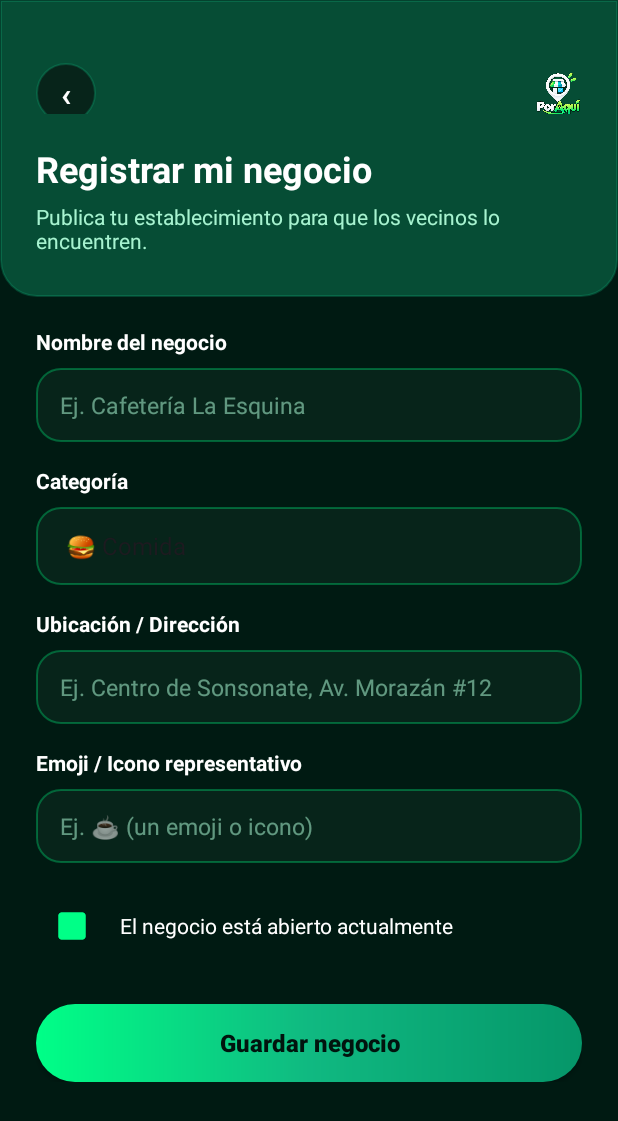
After one commit to vc242100091-droid/PorAqui, an Android app: the RegisterBusinessActivity screen opened directly, with no data from a screen before it, on a phone screen of 412 x 824 dp. The commit adds this screen. Shown: the top 1121 px of the screen. Run offline under Robolectric (Android 15) with nearby library versions, the phone set to English and light mode, and no system bars; our stand-ins replace Firebase (no records; nobody signed in at launch, a user with empty details on screens opened directly).

Commit message:
cambios hechos

```diff
--- a/app/src/main/AndroidManifest.xml
+++ b/app/src/main/AndroidManifest.xml
@@ -54,6 +54,11 @@
             android:windowSoftInputMode="adjustResize" />
 
         <activity
+            android:name=".ui.business.RegisterBusinessActivity"
+            android:exported="false"
+            android:windowSoftInputMode="adjustResize" />
+
+        <activity
             android:name=".MainActivity"
             android:exported="false" />
     </application>
--- a/app/src/main/java/com/example/poraqui/ui/auth/RegisterActivity.kt
+++ b/app/src/main/java/com/example/poraqui/ui/auth/RegisterActivity.kt
@@ -118,7 +118,11 @@ class RegisterActivity : AppCompatActivity() {
                             firestore.collection("usuarios").document(uid).set(userProfile)
                                 .addOnSuccessListener {
                                     Toast.makeText(this, "¡Registro exitoso!", Toast.LENGTH_SHORT).show()
-                                    startActivity(Intent(this, MainActivity::class.java))
+                                    if (selectedAccountType == "negocio") {
+                                        startActivity(Intent(this, com.example.poraqui.ui.business.RegisterBusinessActivity::class.java))
+                                    } else {
+                                        startActivity(Intent(this, MainActivity::class.java))
+                                    }
                                     finishAffinity()
                                 }
                                 .addOnFailureListener { e ->
--- /dev/null
+++ b/app/src/main/java/com/example/poraqui/ui/business/RegisterBusinessActivity.kt
@@ -0,0 +1,106 @@
+package com.example.poraqui.ui.business
+
+import android.content.Intent
+import android.os.Bundle
+import android.view.View
+import android.widget.ArrayAdapter
+import android.widget.Button
+import android.widget.CheckBox
+import android.widget.EditText
+import android.widget.ScrollView
+import android.widget.Spinner
+import android.widget.TextView
+import android.widget.Toast
+import androidx.activity.enableEdgeToEdge
+import androidx.activity.viewModels
+import androidx.appcompat.app.AppCompatActivity
+import androidx.core.view.ViewCompat
+import androidx.core.view.WindowInsetsCompat
+import com.example.poraqui.MainActivity
+import com.example.poraqui.R
+import com.example.poraqui.viewmodel.RegisterBusinessViewModel
+
+class RegisterBusinessActivity : AppCompatActivity() {
+
+    private val viewModel: RegisterBusinessViewModel by viewModels()
+
+    override fun onCreate(savedInstanceState: Bundle?) {
+        super.onCreate(savedInstanceState)
+        enableEdgeToEdge()
+        setContentView(R.layout.activity_register_business)
+
+        val scrollView = findViewById<ScrollView>(R.id.scroll_view_register_business)
+        ViewCompat.setOnApplyWindowInsetsListener(scrollView) { v, insets ->
+            val systemBars = insets.getInsets(WindowInsetsCompat.Type.systemBars())
+            v.setPadding(systemBars.left, systemBars.top, systemBars.right, systemBars.bottom)
+            insets
+        }
+
+        setupViews()
+        observeViewModel()
+    }
+
+    private fun setupViews() {
+        val btnBack = findViewById<TextView>(R.id.btn_back_business)
+        val etName = findViewById<EditText>(R.id.et_business_name)
+        val spCategory = findViewById<Spinner>(R.id.sp_business_category)
+        val etLocation = findViewById<EditText>(R.id.et_business_location)
+        val etEmoji = findViewById<EditText>(R.id.et_business_emoji)
+        val cbOpen = findViewById<CheckBox>(R.id.cb_business_open)
+        val btnSubmit = findViewById<Button>(R.id.btn_register_business)
+
+        btnBack.setOnClickListener {
+            finish()
+        }
+
+        val categoryList = viewModel.getCategories()
+        val adapter = ArrayAdapter(this, android.R.layout.simple_spinner_item, categoryList)
+        adapter.setDropDownViewResource(android.R.layout.simple_spinner_dropdown_item)
+        spCategory.adapter = adapter
+
+        btnSubmit.setOnClickListener {
+            val name = etName.text.toString()
+            val location = etLocation.text.toString()
+            val emoji = etEmoji.text.toString()
+            val isOpen = cbOpen.isChecked
+            val selectedCategoryPos = spCategory.selectedItemPosition
+
+            viewModel.submitBusiness(
+                name = name,
+                selectedCategoryIndex = selectedCategoryPos,
+                categories = categoryList,
+                location = location,
+                emoji = emoji,
+                isOpen = isOpen
+            )
+        }
+    }
+
+    private fun observeViewModel() {
+        val btnSubmit = findViewById<Button>(R.id.btn_register_business)
+
+        viewModel.state.observe(this) { state ->
+            when (state) {
+                is RegisterBusinessViewModel.State.Idle -> {
+                    btnSubmit.isEnabled = true
+                }
+                is RegisterBusinessViewModel.State.Loading -> {
+                    btnSubmit.isEnabled = false
+                }
+                is RegisterBusinessViewModel.State.Success -> {
+                    btnSubmit.isEnabled = true
+                    Toast.makeText(this, state.message, Toast.LENGTH_SHORT).show()
+                    val intent = Intent(this, MainActivity::class.java)
+                    intent.flags = Intent.FLAG_ACTIVITY_CLEAR_TOP or Intent.FLAG_ACTIVITY_SINGLE_TOP
+                    startActivity(intent)
+                    finish()
+                }
+                is RegisterBusinessViewModel.State.Error -> {
+                    btnSubmit.isEnabled = true
+                    Toast.makeText(this, state.message, Toast.LENGTH_LONG).show()
+                    viewModel.resetState()
+                }
+            }
+        }
+    }
+}
--- /dev/null
+++ b/app/src/main/java/com/example/poraqui/viewmodel/RegisterBusinessViewModel.kt
@@ -0,0 +1,82 @@
+package com.example.poraqui.viewmodel
+
+import androidx.lifecycle.LiveData
+import androidx.lifecycle.MutableLiveData
+import androidx.lifecycle.ViewModel
+import com.example.poraqui.data.repository.BusinessRepository
+import com.google.firebase.auth.FirebaseAuth
+
+class RegisterBusinessViewModel(
+    private val repository: BusinessRepository = BusinessRepository(),
+    private val auth: FirebaseAuth = FirebaseAuth.getInstance()
+) : ViewModel() {
+
+    sealed class State {
+        object Idle : State()
+        object Loading : State()
+        data class Success(val message: String) : State()
+        data class Error(val message: String) : State()
+    }
+
+    private val _state = MutableLiveData<State>(State.Idle)
+    val state: LiveData<State> get() = _state
+
+    fun getCategories(): List<String> {
+        return repository.getCategories().map { "${it.iconEmoji} ${it.name}" }
+    }
+
+    fun submitBusiness(
+        name: String,
+        selectedCategoryIndex: Int,
+        categories: List<String>,
+        location: String,
+        emoji: String,
+        isOpen: Boolean
+    ) {
+        val trimmedName = name.trim()
+        val trimmedLocation = location.trim()
+
+        if (trimmedName.isEmpty()) {
+            _state.value = State.Error("Ingresa el nombre del negocio")
+            return
+        }
+
+        if (trimmedLocation.isEmpty()) {
+            _state.value = State.Error("Ingresa la dirección o ubicación del negocio")
+            return
+        }
+
+        val categoryName = if (selectedCategoryIndex in categories.indices) {
+            categories[selectedCategoryIndex].replace(Regex("^[\\p{L}\\p{N}\\p{P}\\p{Z}\\p{So}]+\\s+"), "")
+                .ifEmpty { categories[selectedCategoryIndex] }
+        } else {
+            "Otros"
+        }
+
+        val finalCategory = if (categoryName.contains(" ")) {
+            categoryName.split(" ").drop(1).joinToString(" ").ifEmpty { categoryName }
+        } else categoryName
+
+        _state.value = State.Loading
+
+        val currentUid = auth.currentUser?.uid
+        repository.saveBusiness(
+            name = trimmedName,
+            category = finalCategory,
+            location = trimmedLocation,
+            iconEmoji = emoji.trim(),
+            isOpen = isOpen,
+            ownerUid = currentUid,
+            onSuccess = {
+                _state.value = State.Success("¡Negocio registrado exitosamente!")
+            },
+            onError = { error ->
+                _state.value = State.Error(error)
+            }
+        )
+    }
+
+    fun resetState() {
+        _state.value = State.Idle
+    }
+}
--- /dev/null
+++ b/app/src/main/res/layout/activity_register_business.xml
@@ -0,0 +1,233 @@
+<?xml version="1.0" encoding="utf-8"?>
+<ScrollView xmlns:android="http://schemas.android.com/apk/res/android"
+    xmlns:app="http://schemas.android.com/apk/res-auto"
+    xmlns:tools="http://schemas.android.com/tools"
+    android:id="@+id/scroll_view_register_business"
+    android:layout_width="match_parent"
+    android:layout_height="match_parent"
+    android:background="#001A12"
+    android:fillViewport="true"
+    tools:context=".ui.business.RegisterBusinessActivity">
+
+    <androidx.constraintlayout.widget.ConstraintLayout
+        android:layout_width="match_parent"
+        android:layout_height="wrap_content"
+        android:paddingBottom="32dp">
+
+        <!-- Header -->
+        <LinearLayout
+            android:id="@+id/header_container"
+            android:layout_width="0dp"
+            android:layout_height="wrap_content"
+            android:background="@drawable/bg_dark_login_header"
+            android:orientation="vertical"
+            android:paddingHorizontal="24dp"
+            android:paddingTop="36dp"
+            android:paddingBottom="28dp"
+            app:layout_constraintEnd_toEndOf="parent"
+            app:layout_constraintStart_toStartOf="parent"
+            app:layout_constraintTop_toTopOf="parent">
+
+            <RelativeLayout
+                android:layout_width="match_parent"
+                android:layout_height="wrap_content"
+                android:paddingBottom="12dp">
+
+                <TextView
+                    android:id="@+id/btn_back_business"
+                    android:layout_width="40dp"
+                    android:layout_height="40dp"
+                    android:layout_alignParentStart="true"
+                    android:layout_centerVertical="true"
+                    android:background="@drawable/bg_btn_back"
+                    android:clickable="true"
+                    android:focusable="true"
+                    android:gravity="center"
+                    android:text="‹"
+                    android:textColor="@color/white"
+                    android:textSize="22sp"
+                    android:textStyle="bold" />
+
+                <LinearLayout
+                    android:layout_width="wrap_content"
+                    android:layout_height="wrap_content"
+                    android:layout_alignParentEnd="true"
+                    android:layout_centerVertical="true"
+                    android:gravity="center_vertical"
+                    android:orientation="horizontal">
+
+                    <ImageView
+                        android:layout_width="32dp"
+                        android:layout_height="32dp"
+                        android:contentDescription="@string/app_name"
+                        android:src="@drawable/poraqui_sin_fondo" />
+                </LinearLayout>
+
+            </RelativeLayout>
+
+            <TextView
+                android:layout_width="wrap_content"
+                android:layout_height="wrap_content"
+                android:layout_marginTop="8dp"
+                android:text="Registrar mi negocio"
+                android:textColor="@color/white"
+                android:textSize="24sp"
+                android:textStyle="bold" />
+
+            <TextView
+                android:layout_width="wrap_content"
+                android:layout_height="wrap_content"
+                android:layout_marginTop="6dp"
+                android:text="Publica tu establecimiento para que los vecinos lo encuentren."
+                android:textColor="#A7F3D0"
+                android:textSize="14sp" />
+
+        </LinearLayout>
+
+        <!-- Form Body -->
+        <LinearLayout
+            android:id="@+id/form_container"
+            android:layout_width="0dp"
+            android:layout_height="wrap_content"
+            android:orientation="vertical"
+            android:paddingHorizontal="24dp"
+            android:paddingTop="20dp"
+            app:layout_constraintEnd_toEndOf="parent"
+            app:layout_constraintStart_toStartOf="parent"
+            app:layout_constraintTop_toBottomOf="@+id/header_container">
+
+            <!-- Business Name Label -->
+            <TextView
+                android:layout_width="wrap_content"
+                android:layout_height="wrap_content"
+                android:text="Nombre del negocio"
+                android:textColor="@color/white"
+                android:textSize="14sp"
+                android:textStyle="bold" />
+
+            <EditText
+                android:id="@+id/et_business_name"
+                android:layout_width="match_parent"
+                android:layout_height="wrap_content"
+                android:layout_marginTop="8dp"
+                android:background="@drawable/bg_dark_search_field"
+                android:hint="Ej. Cafetería La Esquina"
+                android:importantForAutofill="no"
+                android:inputType="textCapWords"
+                android:paddingHorizontal="16dp"
+                android:paddingVertical="14dp"
+                android:textColor="@color/white"
+                android:textColorHint="#90A7F3D0"
+                android:textSize="15sp" />
+
+            <!-- Category Label -->
+            <TextView
+                android:layout_width="wrap_content"
+                android:layout_height="wrap_content"
+                android:layout_marginTop="16dp"
+                android:text="Categoría"
+                android:textColor="@color/white"
+                android:textSize="14sp"
+                android:textStyle="bold" />
+
+            <Spinner
+                android:id="@+id/sp_business_category"
+                android:layout_width="match_parent"
+                android:layout_height="52dp"
+                android:layout_marginTop="8dp"
+                android:background="@drawable/bg_dark_search_field"
+                android:paddingHorizontal="12dp" />
+
+            <!-- Location Label -->
+            <TextView
+                android:layout_width="wrap_content"
+                android:layout_height="wrap_content"
+                android:layout_marginTop="16dp"
+                android:text="Ubicación / Dirección"
+                android:textColor="@color/white"
+                android:textSize="14sp"
+                android:textStyle="bold" />
+
+            <EditText
+                android:id="@+id/et_business_location"
+                android:layout_width="match_parent"
+                android:layout_height="wrap_content"
+                android:layout_marginTop="8dp"
+                android:background="@drawable/bg_dark_search_field"
+                android:hint="Ej. Centro de Sonsonate, Av. Morazán #12"
+                android:importantForAutofill="no"
+                android:inputType="textCapSentences"
+                android:paddingHorizontal="16dp"
+                android:paddingVertical="14dp"
+                android:textColor="@color/white"
+                android:textColorHint="#90A7F3D0"
+                android:textSize="15sp" />
+
+            <!-- Emoji Icon Label -->
+            <TextView
+                android:layout_width="wrap_content"
+                android:layout_height="wrap_content"
+                android:layout_marginTop="16dp"
+                android:text="Emoji / Icono representativo"
+                android:textColor="@color/white"
+                android:textSize="14sp"
+                android:textStyle="bold" />
+
+            <EditText
+                android:id="@+id/et_business_emoji"
+                android:layout_width="match_parent"
+                android:layout_height="wrap_content"
+                android:layout_marginTop="8dp"
+                android:background="@drawable/bg_dark_search_field"
+                android:hint="Ej. ☕ (un emoji o icono)"
+                android:importantForAutofill="no"
+                android:inputType="textShortMessage"
+                android:paddingHorizontal="16dp"
+                android:paddingVertical="14dp"
+                android:textColor="@color/white"
+                android:textColorHint="#90A7F3D0"
+                android:textSize="15sp" />
+
+            <!-- Open Status Switch/Checkbox -->
+            <LinearLayout
+                android:layout_width="match_parent"
+                android:layout_height="wrap_content"
+                android:layout_marginTop="18dp"
+                android:gravity="center_vertical"
+                android:orientation="horizontal">
+
+                <CheckBox
+                    android:id="@+id/cb_business_open"
+                    android:layout_width="wrap_content"
+                    android:layout_height="wrap_content"
+                    android:checked="true"
+                    android:buttonTint="#00FF87" />
+
+                <TextView
+                    android:layout_width="wrap_content"
+                    android:layout_height="wrap_content"
+                    android:layout_marginStart="8dp"
+                    android:text="El negocio está abierto actualmente"
+                    android:textColor="@color/white"
+                    android:textSize="14sp" />
+
+            </LinearLayout>
+
+            <!-- Submit Button -->
+            <androidx.appcompat.widget.AppCompatButton
+                android:id="@+id/btn_register_business"
+                android:layout_width="match_parent"
+                android:layout_height="52dp"
+                android:layout_marginTop="28dp"
+                android:background="@drawable/bg_stitch_btn_primary"
+                android:text="Guardar negocio"
+                android:textAllCaps="false"
+                android:textColor="#01140E"
+                android:textSize="16sp"
+                android:textStyle="bold" />
+
+        </LinearLayout>
+
+    </androidx.constraintlayout.widget.ConstraintLayout>
+
+</ScrollView>
```
Also changed, not shown: app/src/main/java/com/example/poraqui/data/repository/BusinessRepository.kt (+33 -0 lines), app/src/main/java/com/example/poraqui/ui/profile/ProfileActivity.kt (+6 -1 lines), app/src/main/res/layout/activity_profile.xml (+45 -1 lines).
